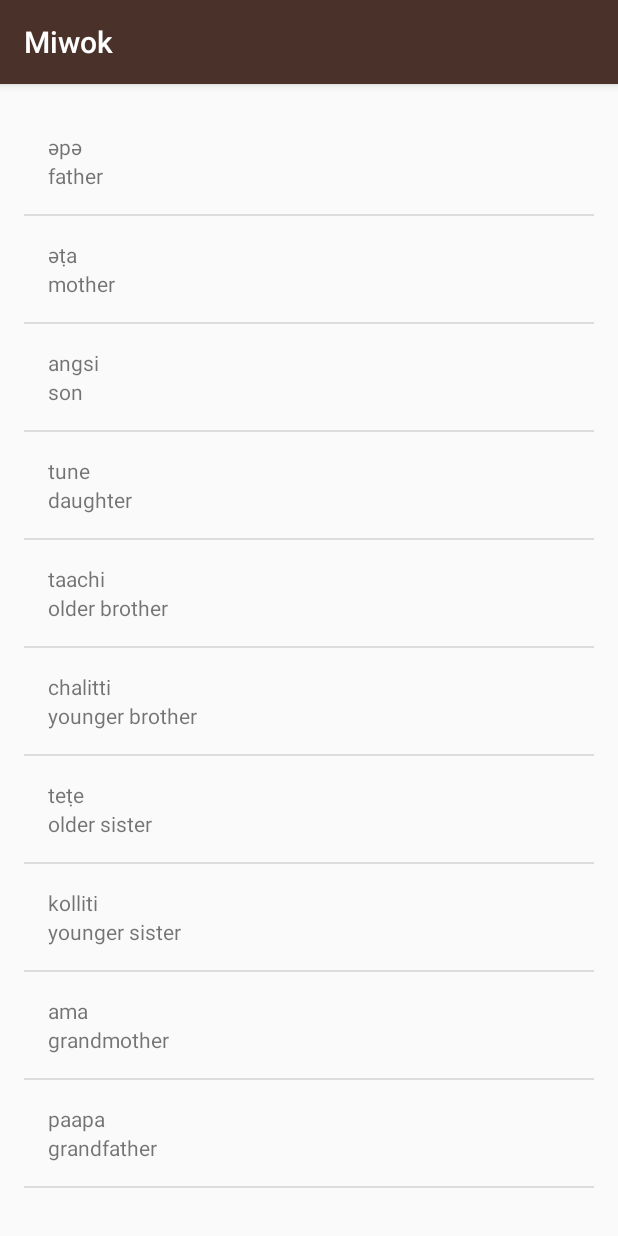
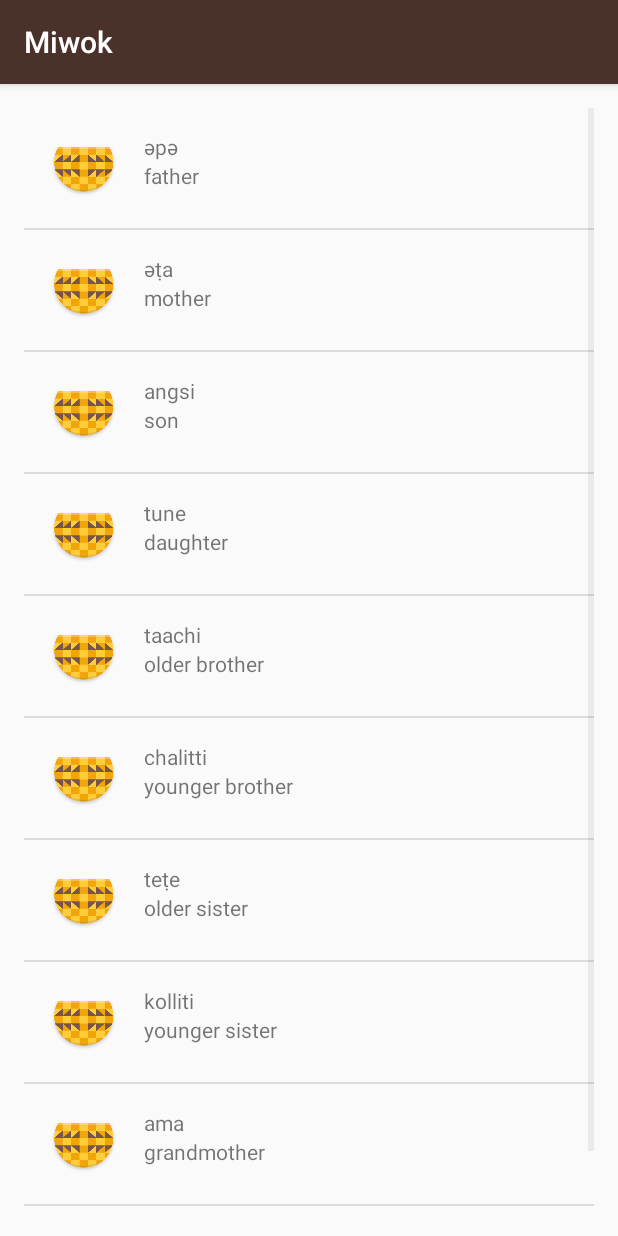
Before and after one commit to zizoh/miwok-app, an Android app: the FamilyActivity screen opened directly, with no data from a screen before it, on a phone screen of 412 x 824 dp. Run offline under Robolectric (Android 15) with nearby library versions, the phone set to English and light mode, and no system bars.

Commit message:
add ImageView for images of the words and implement the display in the Java files of all categories

```diff
--- a/app/src/main/java/com/example/android/miwok/FamilyActivity.java
+++ b/app/src/main/java/com/example/android/miwok/FamilyActivity.java
@@ -15,16 +15,16 @@ public class FamilyActivity extends AppCompatActivity {
 
         // Create an arraylist of words
         ArrayList<Word> words = new ArrayList<Word>();
-        words.add(new Word("father", "әpә"));
-        words.add(new Word("mother", "әṭa"));
-        words.add(new Word("son", "angsi"));
-        words.add(new Word("daughter", "tune"));
-        words.add(new Word("older brother", "taachi"));
-        words.add(new Word("younger brother", "chalitti"));
-        words.add(new Word("older sister", "teṭe"));
-        words.add(new Word("younger sister", "kolliti"));
-        words.add(new Word("grandmother", "ama"));
-        words.add(new Word("grandfather", "paapa"));
+        words.add(new Word("father", "әpә", R.mipmap.ic_launcher));
+        words.add(new Word("mother", "әṭa", R.mipmap.ic_launcher));
+        words.add(new Word("son", "angsi", R.mipmap.ic_launcher));
+        words.add(new Word("daughter", "tune", R.mipmap.ic_launcher));
+        words.add(new Word("older brother", "taachi", R.mipmap.ic_launcher));
+        words.add(new Word("younger brother", "chalitti", R.mipmap.ic_launcher));
+        words.add(new Word("older sister", "teṭe", R.mipmap.ic_launcher));
+        words.add(new Word("younger sister", "kolliti", R.mipmap.ic_launcher));
+        words.add(new Word("grandmother", "ama", R.mipmap.ic_launcher));
+        words.add(new Word("grandfather", "paapa", R.mipmap.ic_launcher));
 
         // Create an {@link WordAdapter}, whose data source is a list of {@Word}s. The
         // adapter knows how to create list items in the list
--- a/app/src/main/java/com/example/android/miwok/Word.java
+++ b/app/src/main/java/com/example/android/miwok/Word.java
@@ -20,6 +20,11 @@ public class Word {
      */
     private String mMiwokTranslation;
 
+    /**
+     * Drawable resource ID
+     */
+    private int mImageResourceId;
+
 
     /**
      * Create a new Word object.
@@ -28,9 +33,10 @@ public class Word {
      *                           (such as English)
      * @param miwokTranslation   is the word in the Miwok language
      */
-    public Word(String defaultTranslation, String miwokTranslation) {
+    public Word(String defaultTranslation, String miwokTranslation, int imageResourceId) {
         mDefaultTranslation = defaultTranslation;
         mMiwokTranslation = miwokTranslation;
+        mImageResourceId = imageResourceId;
     }
 
     /**
@@ -46,4 +52,11 @@ public class Word {
     public String getmMiwokTranslation() {
         return mMiwokTranslation;
     }
+
+    /**
+     * Get the image resource ID
+     */
+    public int getmImageResourceId() {
+        return mImageResourceId;
+    }
 }
--- a/app/src/main/java/com/example/android/miwok/WordAdapter.java
+++ b/app/src/main/java/com/example/android/miwok/WordAdapter.java
@@ -21,6 +21,7 @@ import android.view.LayoutInflater;
 import android.view.View;
 import android.view.ViewGroup;
 import android.widget.ArrayAdapter;
+import android.widget.ImageView;
 import android.widget.TextView;
 
 import java.util.ArrayList;
@@ -86,7 +87,13 @@ public class WordAdapter extends ArrayAdapter<Word> {
         // set this text on the default TextView
         defaultTextView.setText(currentWord.getmDefaultTranslation());
 
-        // Return the whole list item layout (containing 2 TextViews)
+        // Find the ImageView in the list_item.xml layout with the ID list_item_icon
+        ImageView iconView = (ImageView) listItemView.findViewById(R.id.list_item_icon);
+        // Get the image resource ID from the current Word object and
+        // set the image to iconView
+        iconView.setImageResource(currentWord.getmImageResourceId());
+
+        // Return the whole list item layout (containing 2 TextViews and an ImageView)
         // so that it can be shown in the ListView
         return listItemView;
     }
--- a/app/src/main/res/layout/list_item.xml
+++ b/app/src/main/res/layout/list_item.xml
@@ -3,19 +3,36 @@
     xmlns:tools="http://schemas.android.com/tools"
     android:layout_width="match_parent"
     android:layout_height="match_parent"
+    android:orientation="horizontal"
+    android:minHeight="?android:attr/listPreferredItemHeight"
+    android:padding="16dp">
+
+    <ImageView
+        android:id="@+id/list_item_icon"
+        android:layout_width="wrap_content"
+        android:layout_height="wrap_content"
+        tools:src="@mipmap/ic_launcher" />
+
+    <LinearLayout
+        android:layout_width="match_parent"
+        android:layout_height="wrap_content"
         android:orientation="vertical"
-    android:padding="16dp">
+        android:paddingLeft="16dp"
+        android:paddingRight="16dp"
+        android:paddingStart="16dp">
 
         <TextView
             android:id="@+id/miwok_text_view"
             android:layout_width="match_parent"
-        android:layout_height="wrap_content"
+            android:layout_height="match_parent"
             tools:text="lutti" />
 
         <TextView
             android:id="@+id/default_text_view"
             android:layout_width="match_parent"
-        android:layout_height="wrap_content"
+            android:layout_height="match_parent"
             tools:text="one" />
 
     </LinearLayout>
+
+</LinearLayout>
--- a/app/src/main/res/layout/word_list.xml
+++ b/app/src/main/res/layout/word_list.xml
@@ -7,6 +7,6 @@
     android:orientation="vertical"
     android:paddingBottom="@dimen/activity_horizontal_margin"
     android:paddingLeft="@dimen/activity_horizontal_margin"
+    android:paddingStart="@dimen/activity_horizontal_margin"
     android:paddingRight="@dimen/activity_vertical_margin"
-    android:paddingTop="@dimen/activity_vertical_margin"
-    tools:context="com.example.android.miwok.NumbersActivity" />
+    android:paddingTop="@dimen/activity_vertical_margin" />
--- a/build.gradle
+++ b/build.gradle
@@ -15,12 +15,6 @@ buildscript {
 allprojects {
     repositories {
         jcenter()
-    }
-}
-
-allprojects {
-    repositories {
-        jcenter()
         google()
     }
 }
```
Also changed, not shown: app/src/main/java/com/example/android/miwok/ColorsActivity.java (+8 -8 lines), app/src/main/java/com/example/android/miwok/NumbersActivity.java (+11 -11 lines), app/src/main/java/com/example/android/miwok/PhrasesActivity.java (+10 -10 lines). Lines whose indentation alone changed are shown as unchanged.
